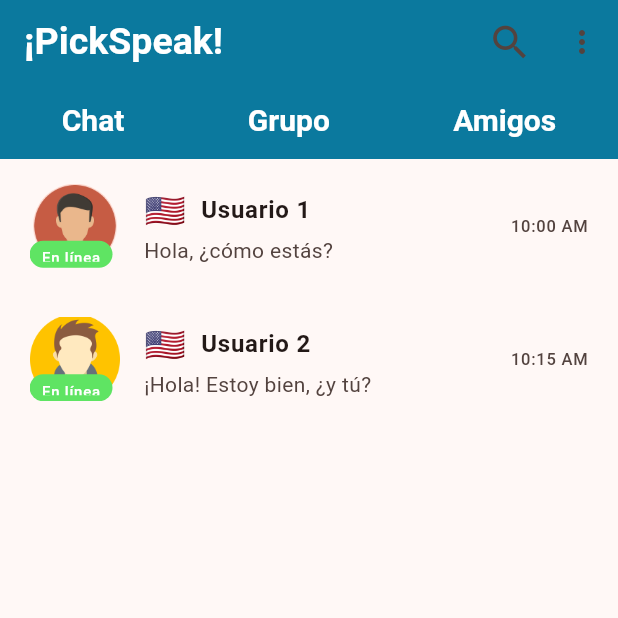
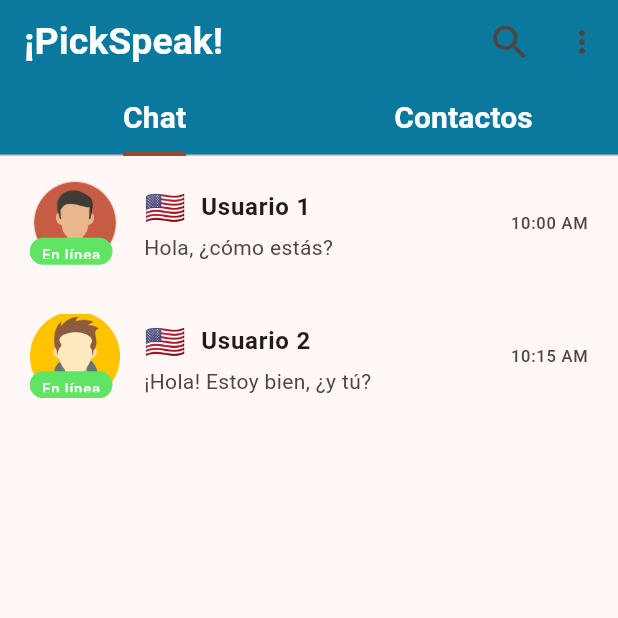
Before and after one commit to Vane737/picspeak_movil, a Flutter app: the ChatListScreen screen opened directly, on a phone screen of 412 x 824 dp, the top half of it. Run offline on Flutter 3.47's test engine with Material 2 defaults, Android fonts, the phone set to English and light mode, and no system bars; our stand-ins replace emoji_picker_flutter, flutter_chat_bubble, flutter_svg, image_picker, logger, shared_preferences; accounts and stored records are empty; network calls fail.

Commit message:
add view contacts

```diff
--- a/lib/views/chat/Chat.dart
+++ b/lib/views/chat/Chat.dart
@@ -1,4 +1,5 @@
 import 'package:flutter/material.dart';
+import 'package:picspeak_front/views/chat/ChatBubble.dart';
 
 class Chat {
   final String senderName;
--- a/lib/views/chat/ChatList.dart
+++ b/lib/views/chat/ChatList.dart
@@ -3,6 +3,10 @@ import 'package:flutter/material.dart';
 import 'package:flutter_chat_bubble/chat_bubble.dart';
 import 'package:flutter_chat_bubble/bubble_type.dart';
 import 'package:picspeak_front/views/chat/Chat.dart';
+import 'package:picspeak_front/views/chat/Contact.dart';
+import 'package:picspeak_front/views/chat/ContactListItem.dart';
+import 'package:picspeak_front/views/chat/FriendSuggestion.dart';
+import 'package:picspeak_front/views/chat/FriendSuggestionItem.dart';
 import 'package:picspeak_front/views/chat/IndividualChat.dart';
 import 'package:picspeak_front/views/chat/chatListItem.dart';
 
@@ -26,9 +30,22 @@ class ChatListScreen extends StatelessWidget {
     // Agrega más chats aquí...
   ];
 
+  final List<Contact> contactList = [
+    Contact("Contacto 1", 'assets/imagenes/avatar1.png'),
+    Contact("Contacto 2", 'assets/imagenes/avatar2.png')
+  ];
+
+  final List<FriendSuggestion> friendSuggestions = [
+    FriendSuggestion("Amigo Sugerido 1", 'assets/imagenes/avatar2.png'),
+    FriendSuggestion("Amigo Sugerido 2", 'assets/imagenes/avatar2.png'),
+    // Agrega más sugerencias de amigos aquí...
+  ];
+
   @override
   Widget build(BuildContext context) {
-    return Scaffold(
+    return DefaultTabController(
+      length: 2,
+      child: Scaffold(
         appBar: AppBar(
           elevation: 0,
           backgroundColor: Color.fromARGB(255, 11, 121, 158),
@@ -73,8 +90,12 @@ class ChatListScreen extends StatelessWidget {
                       }
                     },
                     itemBuilder: (BuildContext context) {
-                    return ['Perfil', 'Informacion', 'Ajustes', 'Cerrar Sesion']
-                        .map((String choice) {
+                      return [
+                        'Perfil',
+                        'Informacion',
+                        'Ajustes',
+                        'Cerrar Sesion'
+                      ].map((String choice) {
                         return PopupMenuItem<String>(
                           value: choice,
                           child: Text(choice),
@@ -86,33 +107,11 @@ class ChatListScreen extends StatelessWidget {
               ),
             ),
           ],
-      ),
-      body: Column(
-        children: [
-          Container(
-            height: 50,
-            color: Color.fromARGB(255, 11, 121, 158),
-            child: Row(
-              mainAxisAlignment:
-                  MainAxisAlignment.spaceAround, // Alineación de los botones
-              children: [
-                Column(
-                  children: [
-                    TextButton(
-                      onPressed: () {
-                        // Lógica para abrir la pantalla de chats.
-                      },
-                      style: ButtonStyle(
-                        textStyle: MaterialStateProperty.all<TextStyle>(
-                          TextStyle(
-                            fontSize: 16, // Cambia el tamaño de la letra
-                            color: Color.fromARGB(255, 248, 248,
-                                248), // Cambia el color del texto
-                          ),
-                        ),
-                      ),
+          bottom: TabBar(
+            tabs: [
+              Tab(
                 child: Text(
-                        "Chat",
+                  'Chat',
                   style: TextStyle(
                     color: Colors.white,
                     fontWeight: FontWeight.bold,
@@ -120,63 +119,23 @@ class ChatListScreen extends StatelessWidget {
                   ),
                 ),
               ),
-                  ],
-                ),
-                Column(
-                  children: [
-                    TextButton(
-                      onPressed: () {
-                        // Lógica para abrir la pantalla de chats.
-                      },
-                      style: ButtonStyle(
-                        textStyle: MaterialStateProperty.all<TextStyle>(
-                          TextStyle(
-                            fontSize: 16, // Cambia el tamaño de la letra
-                            color: Color.fromARGB(255, 248, 248,
-                                248), // Cambia el color del texto
-                          ),
-                        ),
-                      ),
+              Tab(
                   child: Text(
-                        "Grupo",
+                'Contactos',
                 style: TextStyle(
                   color: Colors.white,
                   fontWeight: FontWeight.bold,
                   fontSize: 20,
                 ),
-                      ),
-                    ),
-                  ],
-                ),
-                Column(
-                  children: [
-                    TextButton(
-                      onPressed: () {
-                        // Lógica para abrir la pantalla de chats.
-                      },
-                      style: ButtonStyle(
-                        textStyle: MaterialStateProperty.all<TextStyle>(
-                          TextStyle(
-                            fontSize: 16, // Cambia el tamaño de la letra
-                            color: Color.fromARGB(255, 255, 255,
-                                255), // Cambia el color del texto
-                          ),
-                        ),
-                      ),
-                      child: Text(
-                        "Amigos",
-                        style: TextStyle(
-                          color: Colors.white,
-                          fontWeight: FontWeight.bold,
-                          fontSize: 20,
-                        ),
-                      ),
-                    ),
-                  ],
-                ),
+              )),
             ],
           ),
         ),
+        body: TabBarView(
+          children: [
+            // Vista de Chat
+            Column(
+              children: [
                 Expanded(
                   child: ListView.builder(
                     itemCount: chatList.length,
@@ -187,6 +146,51 @@ class ChatListScreen extends StatelessWidget {
                   ),
                 ),
               ],
+            ),
+            // Vista de Amigos
+            Column(
+              children: [
+                // Lista de contactos
+                Expanded(
+                  child: ListView.builder(
+                    itemCount: contactList.length,
+                    itemBuilder: (context, index) {
+                      final contact = contactList[index];
+                      return ContactListItem(contact);
+                    },
+                  ),
+                ),
+                // Lista de sugerencias de amigos
+                Expanded(
+                  child: Column(
+                    children: [
+                      Align(
+                        alignment: Alignment.centerLeft,
+                        child: Text(
+                          "Sugerencias",
+                          style: TextStyle(
+                            fontSize: 19.0,
+                            fontWeight: FontWeight.bold,
+                          ),
+                        ),
+                      ),
+                      // Add some spacing between the title and the ListView
+                      Expanded(
+                        child: ListView.builder(
+                          itemCount: friendSuggestions.length,
+                          itemBuilder: (context, index) {
+                            final friend = friendSuggestions[index];
+                            return FriendSuggestionItem(friend);
+                          },
+                        ),
+                      ),
+                    ],
+                  ),
+                ),
+              ],
+            ),
+          ],
+        ),
       ),
     );
   }
--- /dev/null
+++ b/lib/views/chat/Contact.dart
@@ -0,0 +1,9 @@
+import 'package:flutter/material.dart';
+import 'package:picspeak_front/views/chat/ChatBubble.dart';
+
+class Contact {
+  final String contactName;
+  final String contactImageAsset;
+
+  Contact(this.contactName, this.contactImageAsset);
+}
--- /dev/null
+++ b/lib/views/chat/FriendSuggestion.dart
@@ -0,0 +1,6 @@
+class FriendSuggestion {
+  final String friendName;
+  final String friendImageAsset;
+
+  FriendSuggestion(this.friendName, this.friendImageAsset);
+}
```
Also changed, not shown: lib/views/chat/ContactListItem.dart (added, +66 -0 lines), lib/views/chat/FriendSuggestionItem.dart (added, +59 -0 lines). Lines whose indentation alone changed are shown as unchanged.
